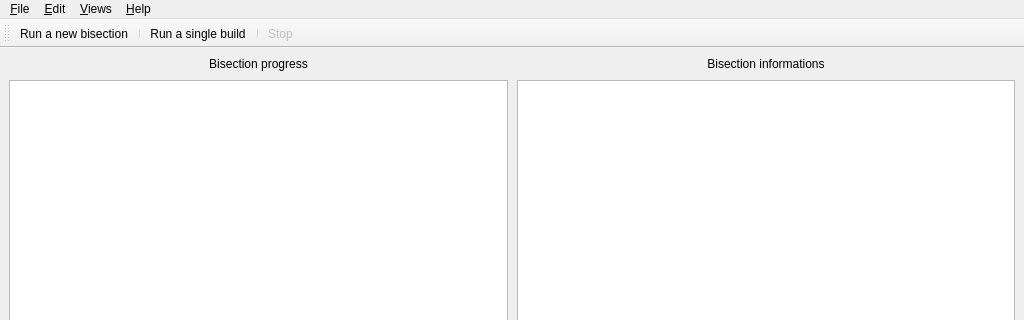
Old version of the form gui/mozregui/ui/mainwindow.ui in the repository mozilla/mozregression; both pictures show x 0 to 1024 and y 0 to 320 of the 1024 by 768 pixel window.
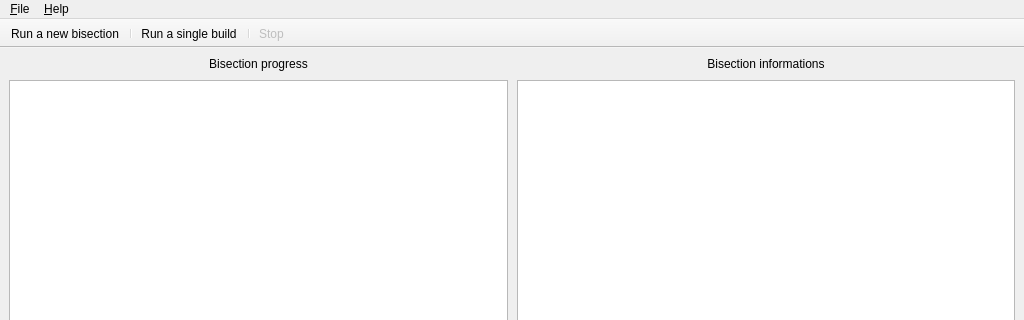
New version of the form. Icons and pictures are not drawn. Custom widgets are drawn as their Qt base class.

```diff
--- a/gui/mozregui/ui/mainwindow.ui
+++ b/gui/mozregui/ui/mainwindow.ui
@@ -89,7 +89,7 @@
      <x>0</x>
      <y>0</y>
      <width>1024</width>
-     <height>21</height>
+     <height>22</height>
     </rect>
    </property>
    <widget class="QMenu" name="menuFile">
@@ -110,31 +110,31 @@
     </property>
     <addaction name="actionAbout"/>
    </widget>
-   <widget class="QMenu" name="menuEdit">
-    <property name="title">
-     <string>&amp;Edit</string>
-    </property>
-    <addaction name="actionGlobal_preferences"/>
-   </widget>
-   <widget class="QMenu" name="menuViews">
-    <property name="title">
-     <string>&amp;Views</string>
-    </property>
-    <addaction name="actionToolBar"/>
-    <addaction name="actionLogView"/>
-   </widget>
    <addaction name="menuFile"/>
-   <addaction name="menuEdit"/>
-   <addaction name="menuViews"/>
    <addaction name="menuHelp"/>
   </widget>
   <widget class="QToolBar" name="toolBar">
+   <property name="enabled">
+    <bool>true</bool>
+   </property>
+   <property name="sizePolicy">
+    <sizepolicy hsizetype="MinimumExpanding" vsizetype="Minimum">
+     <horstretch>0</horstretch>
+     <verstretch>0</verstretch>
+    </sizepolicy>
+   </property>
    <property name="contextMenuPolicy">
     <enum>Qt::NoContextMenu</enum>
    </property>
    <property name="windowTitle">
     <string>toolBar</string>
    </property>
+   <property name="movable">
+    <bool>false</bool>
+   </property>
+   <property name="floatable">
+    <bool>false</bool>
+   </property>
    <attribute name="toolBarArea">
     <enum>TopToolBarArea</enum>
    </attribute>
```
Left out of the diff: 106 changed lines with no effect on the pictures.
